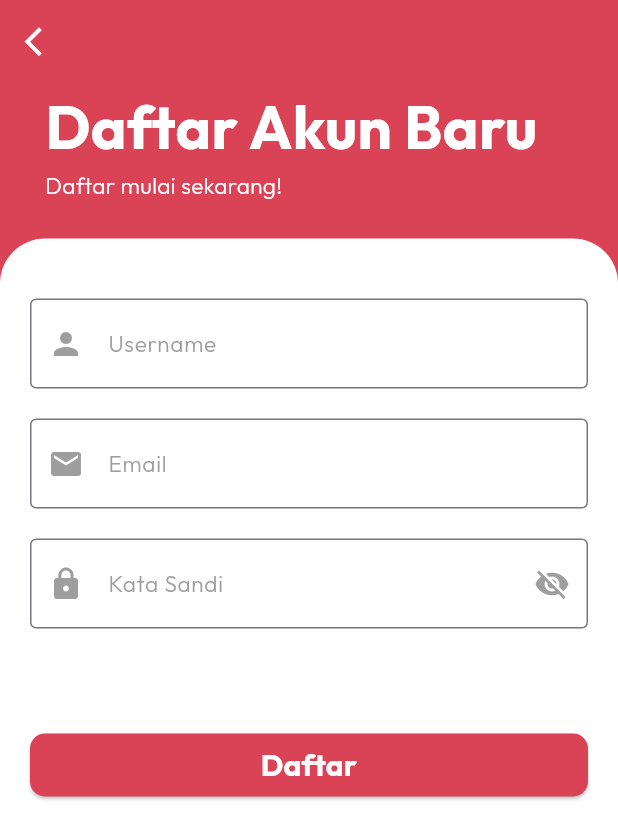
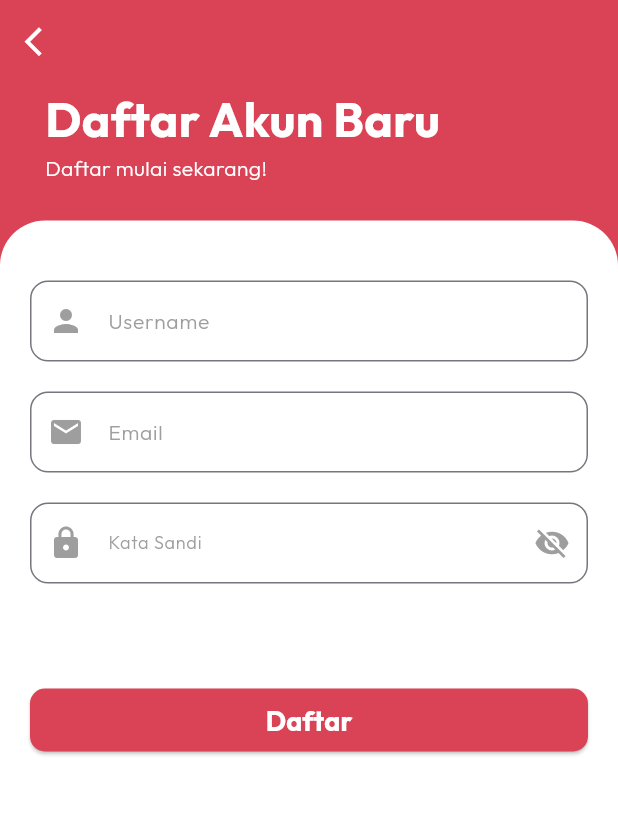
Before and after one commit to khairunnisaalallah/v2_zenfemina_mobile, a Flutter app: the screen it shows after launch, after a tap on "Daftar", on a phone screen of 412 x 824 dp. Shown: the top 839 px of the screen. Run offline on Flutter 3.47's test engine with Material 3 defaults, Android fonts, the phone set to English and light mode, and no system bars; our stand-ins replace get, google_fonts.

Commit message:
style: restyle some pages

```diff
--- a/lib/pages/register.dart
+++ b/lib/pages/register.dart
@@ -46,7 +46,7 @@ class _RegisterPageState extends State<RegisterPage> {
                   Text(
                     'Daftar Akun Baru',
                     style: GoogleFonts.outfit(
-                      fontSize: 40,
+                      fontSize: 32,
                       color: Colors.white,
                       fontWeight: FontWeight.w700,
                     ),
@@ -56,7 +56,7 @@ class _RegisterPageState extends State<RegisterPage> {
                     child: Text(
                       'Daftar mulai sekarang!',
                       style: GoogleFonts.outfit(
-                        fontSize: 15,
+                        fontSize: 14,
                         color: Colors.white,
                         fontWeight: FontWeight.w300,
                       ),
@@ -84,22 +84,25 @@ class _RegisterPageState extends State<RegisterPage> {
                       TextFormField(
                         decoration: InputDecoration(
                           labelText: "Username",
-                          border: OutlineInputBorder(),
+                          border: OutlineInputBorder(
+                            borderRadius: BorderRadius.circular(12)
+                          ),
                           prefixIcon: Icon(
                             Icons.person,
                             color: Colors.grey,
                           ),
                           labelStyle: GoogleFonts.outfit(
-                            fontSize: 15,
+                            fontSize: 14,
                             fontWeight: FontWeight.w300,
                             color: Colors.grey,
                           ),
                           focusedBorder: OutlineInputBorder(
+                            borderRadius: BorderRadius.circular(12),
                             borderSide:
                                 BorderSide(width: 2.0, color: Colors.grey),
                           ),
                           contentPadding: EdgeInsets.symmetric(
-                            vertical: 18,
+                            vertical: 15,
                             horizontal: 20,
                           ),
                         ),
@@ -108,22 +111,25 @@ class _RegisterPageState extends State<RegisterPage> {
                       TextFormField(
                         decoration: InputDecoration(
                           labelText: "Email",
-                          border: OutlineInputBorder(),
+                          border: OutlineInputBorder(
+                            borderRadius: BorderRadius.circular(12)
+                          ),
                           prefixIcon: Icon(
                             Icons.mail,
                             color: Colors.grey,
                           ),
                           labelStyle: GoogleFonts.outfit(
-                            fontSize: 15,
+                            fontSize: 14,
                             fontWeight: FontWeight.w300,
                             color: Colors.grey,
                           ),
                           focusedBorder: OutlineInputBorder(
+                            borderRadius: BorderRadius.circular(12),
                             borderSide:
                                 BorderSide(width: 2.0, color: Colors.grey),
                           ),
                           contentPadding: EdgeInsets.symmetric(
-                            vertical: 18,
+                            vertical: 15,
                             horizontal: 20,
                           ),
                         ),
@@ -133,7 +139,9 @@ class _RegisterPageState extends State<RegisterPage> {
                         obscureText: !_isPasswordVisible,
                         decoration: InputDecoration(
                           labelText: "Kata Sandi",
-                          border: OutlineInputBorder(),
+                          border: OutlineInputBorder(
+                            borderRadius: BorderRadius.circular(12)
+                          ),
                           prefixIcon: Icon(
                             Icons.lock,
                             color: Colors.grey,
@@ -152,16 +160,17 @@ class _RegisterPageState extends State<RegisterPage> {
                             ),
                           ),
                           labelStyle: GoogleFonts.outfit(
-                            fontSize: 15,
+                            fontSize: 12,
                             fontWeight: FontWeight.w300,
                             color: Colors.grey,
                           ),
                           focusedBorder: OutlineInputBorder(
+                            borderRadius: BorderRadius.circular(12),
                             borderSide:
                                 BorderSide(width: 2.0, color: Colors.grey),
                           ),
                           contentPadding: EdgeInsets.symmetric(
-                            vertical: 18,
+                            vertical: 15,
                             horizontal: 20,
                           ),
                         ),
@@ -178,7 +187,7 @@ class _RegisterPageState extends State<RegisterPage> {
                           child: Text(
                             'Daftar',
                             style: GoogleFonts.outfit(
-                              fontSize: 20,
+                              fontSize: 18,
                               color: Colors.white,
                               fontWeight: FontWeight.w700,
                             ),
--- a/lib/pages/welcome_pages.dart
+++ b/lib/pages/welcome_pages.dart
@@ -15,38 +15,37 @@ class WelcomePage extends StatelessWidget {
             Container(
               alignment: Alignment.center,
               margin: EdgeInsets.only(
-                  top:
-                      50), // Gunakan margin untuk mengatur ruang di sekitar gambar
+                  top: 90), // Gunakan margin untuk mengatur ruang di sekitar gambar
               child: Image.asset(
                 'assets/images/welcome.png',
                 height: 263,
                 fit: BoxFit.fill,
               ),
             ),
-            SizedBox(height: 60),
+            SizedBox(height: 70),
             Text(
               "Selamat Datang",
               textAlign: TextAlign.center, // Atur textAlign menjadi center
               style: GoogleFonts.outfit(
-                fontSize: 40,
+                fontSize: 35,
                 color: Color(0xFF252525),
                 fontWeight: FontWeight.w700,
               ),
             ),
             SizedBox(
-              height: 10,
+              height: 0,
             ),
             Text(
               "Atur siklus haid dan jadwal shalatmu sekarang",
               textAlign: TextAlign.center, // Atur textAlign menjadi center
               style: GoogleFonts.outfit(
-                fontSize: 15,
+                fontSize: 16,
                 color: greyColor,
                 fontWeight: FontWeight.w300,
               ),
             ),
             SizedBox(
-              height: 120,
+              height: 130,
             ),
             Container(
                 height: 42,
@@ -58,7 +57,7 @@ class WelcomePage extends StatelessWidget {
                     child: Text(
                       'Masuk',
                       style: GoogleFonts.outfit(
-                        fontSize: 20,
+                        fontSize: 18,
                         color: whiteColor,
                         fontWeight: FontWeight.w700,
                       ),
@@ -80,7 +79,7 @@ class WelcomePage extends StatelessWidget {
                     child: Text(
                       'Daftar',
                       style: GoogleFonts.outfit(
-                        fontSize: 20,
+                        fontSize: 18,
                         color: primaryColor,
                         fontWeight: FontWeight.w700,
                       ),
```
Also changed, not shown: lib/navigation/dashboard.dart (+5 -3 lines), lib/pages/login.dart (+15 -9 lines), lib/pages/question1.dart (+7 -7 lines), lib/pages/question2.dart (+7 -7 lines), lib/pages/question3.dart (+9 -9 lines), lib/pages/question4.dart (+8 -8 lines).
